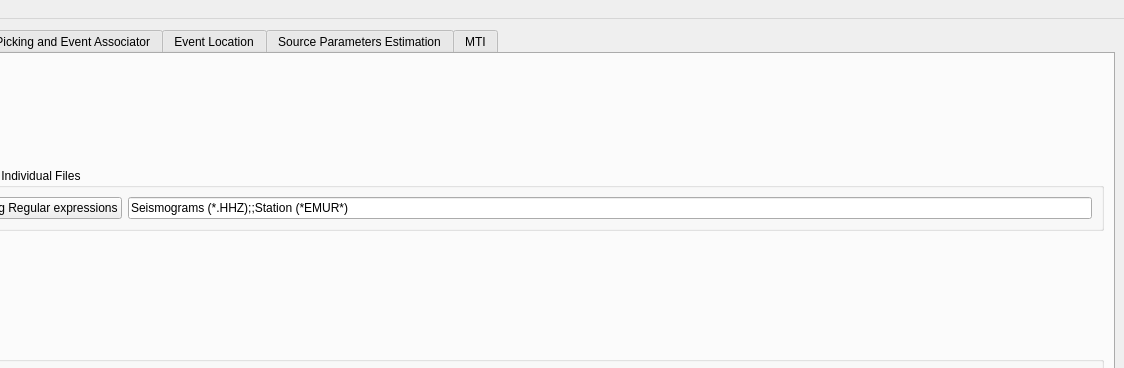
Qt form surfquake/resources/designer_uis/loc_flow.ui (rcabdia/SurfQuake) before a commit; both pictures show x 126 to 1250 and y 0 to 368 of the 1250 by 951 pixel window.
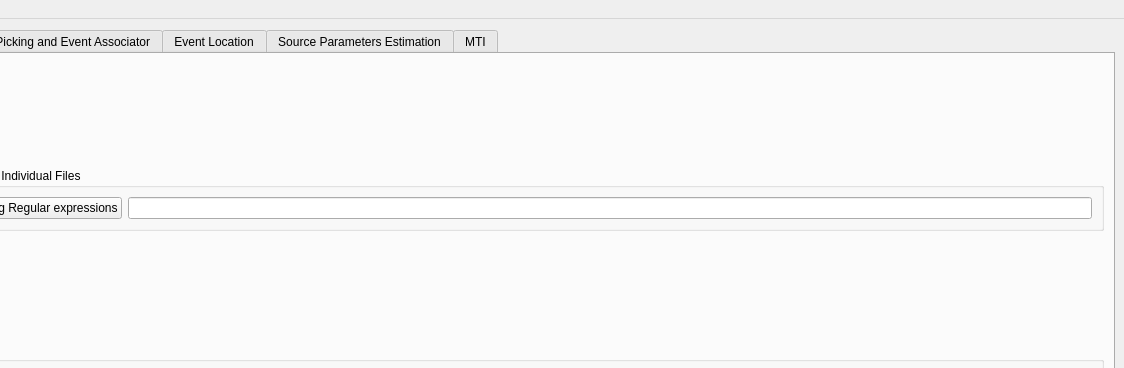
The same form after that commit. Icons and pictures are not drawn.

Commit message: Selection from Individual files

Patch:
```diff
--- a/surfquake/resources/designer_uis/loc_flow.ui
+++ b/surfquake/resources/designer_uis/loc_flow.ui
@@ -50,7 +50,7 @@
            <item row="0" column="1">
             <widget class="QLineEdit" name="rootPathForm_inv">
              <property name="text">
-              <string>Seismograms (*.HHZ);;Station (*EMUR*)</string>
+              <string/>
              </property>
             </widget>
            </item>
```
The commit also changes 1 other file.
